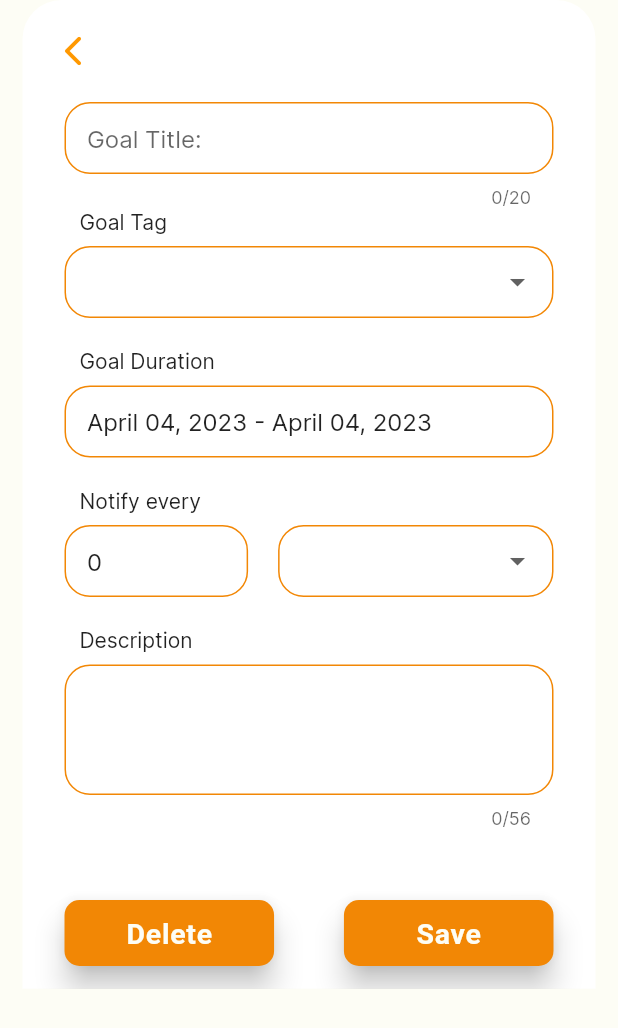
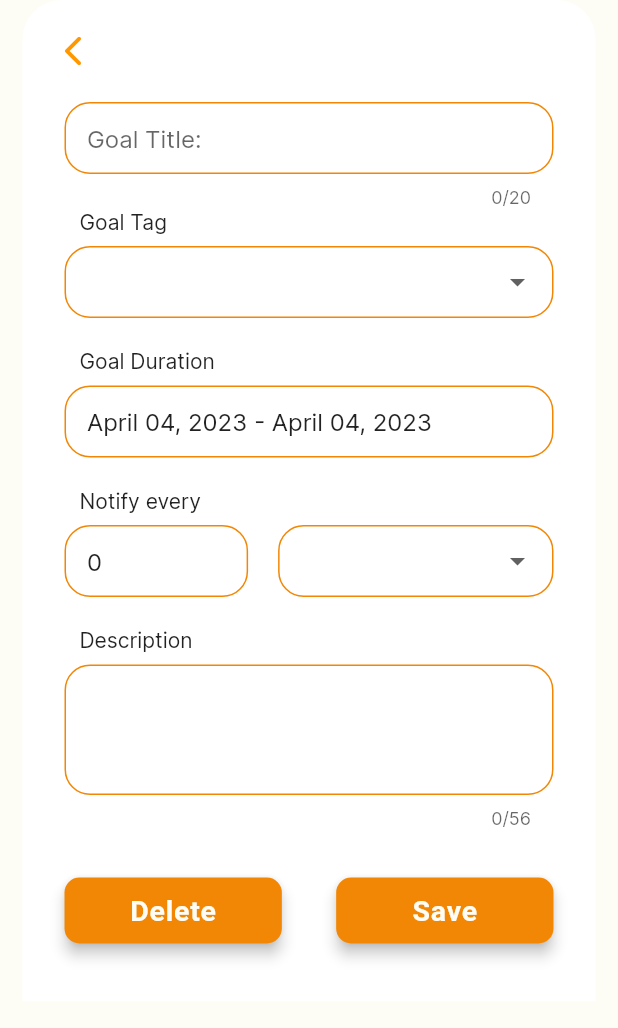
Before and after one commit to Eightttt/toucan, a Flutter app: the EditGoal widget shown alone on an empty page, opened directly with empty values, on a phone screen of 412 x 824 dp. Shown: the top 1028 px of the screen. Run offline on Flutter 3.47's test engine with Material 2 defaults, Android fonts, the phone set to English and light mode, and no system bars; our stand-ins replace cloud_firestore, firebase_auth, firebase_core, firebase_storage, flutter_spinkit, image_cropper and 1 more; accounts and stored records are empty; network calls fail.

Commit message:
Change edit goal bottom sheet styles

```diff
--- a/lib/pages/home/dashboard/editGoal.dart
+++ b/lib/pages/home/dashboard/editGoal.dart
@@ -182,7 +182,7 @@ class _EditGoalState extends State<EditGoal> {
           ),
       margin: EdgeInsets.only(left: 15, right: 15),
       height: widget.goal != null
-          ? MediaQuery.of(context).size.height * 0.8
+          ? MediaQuery.of(context).size.height * 0.81
           : MediaQuery.of(context).size.height * 0.65,
       child: Form(
         key: formKeyGoal,
@@ -398,25 +398,29 @@ class _EditGoalState extends State<EditGoal> {
                     ),
 
                   // ==== BUTTONS ====
-                  SizedBox(height: 45),
+                  SizedBox(height: widget.goal != null ? 30 : 45),
                   Row(
                     children: [
                       if (widget.goal != null)
                         Expanded(
-                          flex: 3,
+                          flex: 4,
                           child: ElevatedButton(
                             onPressed: () => showConfirmDelete(),
                             child: Text("Delete"),
                             style: ElevatedButton.styleFrom(
+                              elevation: 4,
                               backgroundColor: toucanOrange,
                             ),
                           ),
                         ),
-                      Spacer(flex: widget.goal != null ? 1 : 4),
+                      Spacer(flex: widget.goal != null ? 1 : 6),
                       Expanded(
-                        flex: 3,
+                        flex: 4,
                         child: ElevatedButton(
                             onPressed: () => saveGoal(),
+                            style: ElevatedButton.styleFrom(
+                              elevation: 4,
+                            ),
                             child:
                                 Text(widget.goal != null ? "Save" : "Confirm")),
                       ),
```
